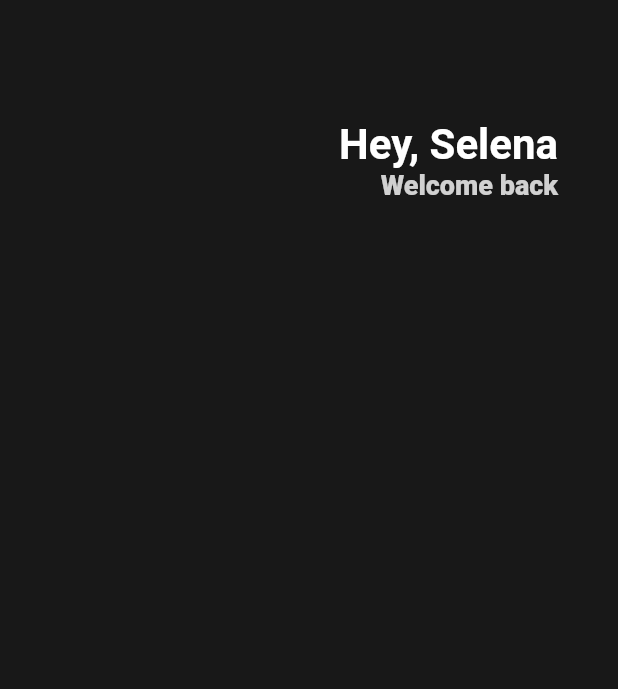
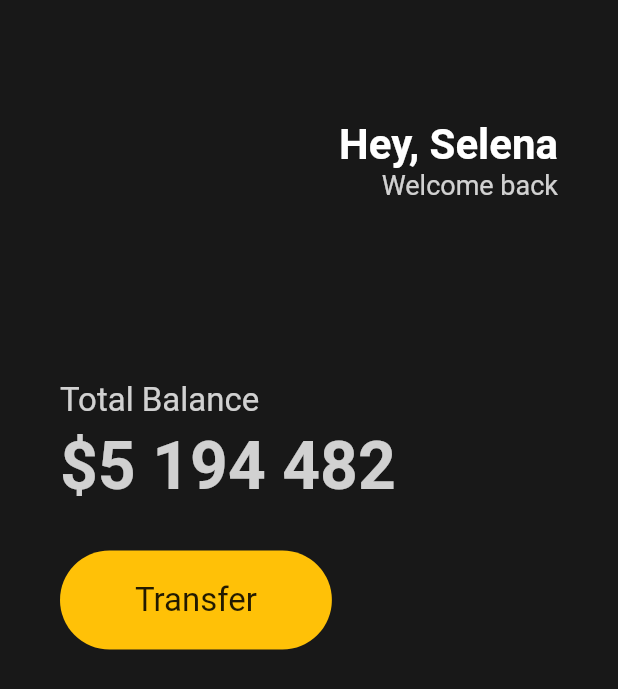
Before and after one commit to bar-d/Flutter_UI_Practice, a Flutter app: the screen it shows after launch, on a phone screen of 412 x 824 dp. Shown: the top 689 px of the screen. Run offline on Flutter 3.47's test engine with Material 2 defaults, Android fonts, the phone set to English and light mode, and no system bars.

Commit message:
feat: SizedBox, Container를 통한 UI 추가

```diff
--- a/lib/main.dart
+++ b/lib/main.dart
@@ -14,6 +14,7 @@ class App extends StatelessWidget {
         body: Padding(
           padding: EdgeInsets.symmetric(horizontal: 40),
           child: Column(
+            crossAxisAlignment: CrossAxisAlignment.start,
             children: [
               SizedBox(
                 height: 80,
@@ -37,10 +38,56 @@ class App extends StatelessWidget {
                         style: TextStyle(
                           color: Colors.white.withOpacity(0.8),
                           fontSize: 18,
-                          fontWeight: FontWeight.w800,
+                          fontWeight: FontWeight.w400,
                         ),
                       ),
                     ],
+                  )
+                ],
+              ),
+              SizedBox(
+                height: 120,
+              ),
+              Text(
+                "Total Balance",
+                style: TextStyle(
+                  fontSize: 22,
+                  color: Colors.white.withOpacity(0.8),
+                ),
+              ),
+              SizedBox(
+                height: 5,
+              ),
+              Text(
+                "\$5 194 482",
+                style: TextStyle(
+                  fontSize: 44,
+                  fontWeight: FontWeight.w600,
+                  color: Colors.white.withOpacity(0.8),
+                ),
+              ),
+              SizedBox(
+                height: 30,
+              ),
+              Row(
+                children: [
+                  Container(
+                    decoration: BoxDecoration(
+                      borderRadius: BorderRadius.circular(45),
+                      color: Colors.amber,
+                    ),
+                    child: Padding(
+                      padding: EdgeInsets.symmetric(
+                        horizontal: 50,
+                        vertical: 20,
+                      ),
+                      child: Text(
+                        "Transfer",
+                        style: TextStyle(
+                          fontSize: 22,
+                        ),
+                      ),
+                    ),
                   )
                 ],
               )
```
